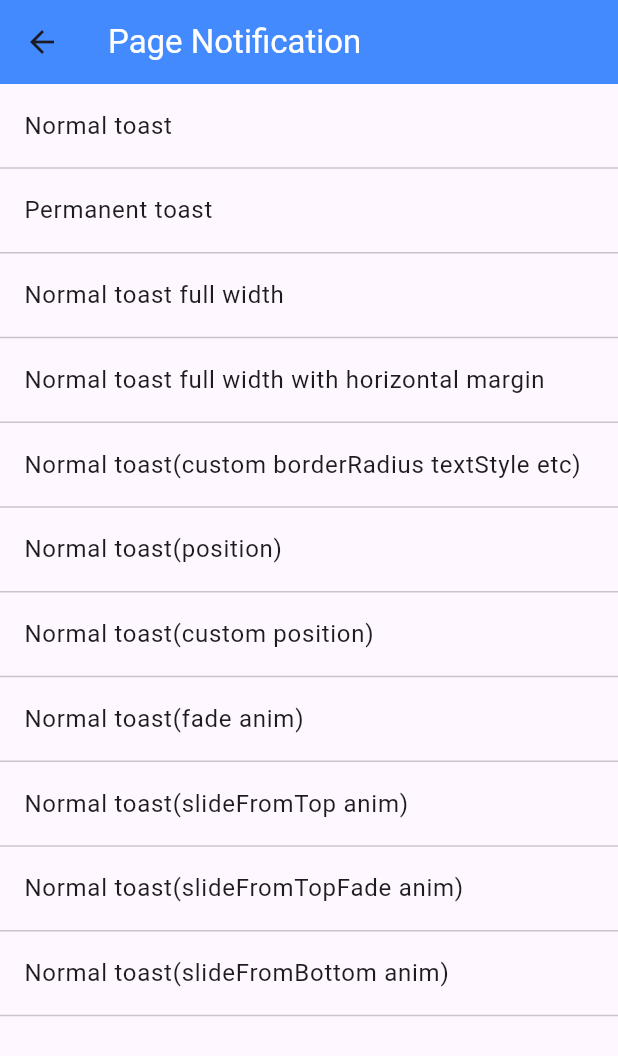
After one commit to Nashwahrz/tugas_flutter, a Flutter app: the screen it shows after launch, after a tap on "Page Notif", on a phone screen of 412 x 824 dp. The commit adds this screen. Shown: the top 1056 px of the screen. Run offline on Flutter 3.47's test engine with Material 3 defaults, Android fonts, the phone set to English and light mode, and no system bars; our stand-ins replace cached_network_image, flutter_styled_toast.

```diff
--- /dev/null
+++ b/lib/Screen/page_notif.dart
@@ -0,0 +1,222 @@
+import 'package:flutter/material.dart';
+import 'package:flutter_styled_toast/flutter_styled_toast.dart';
+
+class PageNotif extends StatelessWidget {
+  const PageNotif({super.key});
+
+
+  @override
+  Widget build(BuildContext context) {
+    return Scaffold(
+      appBar: AppBar(
+        title: Text('Page Notification',
+          style: TextStyle(color: Colors.white),),
+        backgroundColor: Colors.blueAccent,
+      ),
+      body: Center(
+        child: Column(
+          children: [
+            ListTile(
+              title: Text('Normal toast'),
+              onTap: () {
+                showToast('This is toast',
+                    context: context,
+                    axis: Axis.horizontal,
+                    alignment: Alignment.center,
+                    position: StyledToastPosition.bottom);
+              },
+            ),
+            Divider(
+              height: 0.5,
+            ),
+
+            ListTile(
+              title: Text('Permanent toast'),
+              onTap: () {
+                showToast(
+                  'This is a permanent toast',
+                  context: context,
+                  duration: Duration.zero,
+                );
+              },
+            ),
+            Divider(
+              height: 0.5,
+            ),
+            ListTile(
+              title: Text('Normal toast full width'),
+              onTap: () {
+                showToast(
+                  'This is normal',
+                  context: context,
+                  axis: Axis.horizontal,
+                  alignment: Alignment.center,
+                  position: StyledToastPosition.bottom,
+                  borderRadius: BorderRadius.zero,
+                  toastHorizontalMargin: 0,
+                  fullWidth: true,
+                );
+              },
+            ),
+            Divider(
+              height: 0.5,
+            ),
+            ListTile(
+              title: Text('Normal toast full width with horizontal margin'),
+              onTap: () {
+                showToast(
+                  'This is normal',
+                  context: context,
+                  axis: Axis.horizontal,
+                  alignment: Alignment.center,
+                  position: StyledToastPosition.bottom,
+                  toastHorizontalMargin: 20,
+                  fullWidth: true,
+                );
+              },
+            ),
+            Divider(
+              height: 0.5,
+            ),
+            ListTile(
+              title: Text(
+                'Normal toast(custom borderRadius textStyle etc)',
+              ),
+              onTap: () {
+                showToast('This is normal toast',
+                    context: context,
+                    textStyle: TextStyle(fontSize: 20.0, color: Colors.red),
+                    backgroundColor: Colors.yellow,
+                    textPadding:
+                    EdgeInsets.symmetric(vertical: 20.0, horizontal: 30.0),
+                    borderRadius: BorderRadius.vertical(
+                        top: Radius.elliptical(10.0, 20.0),
+                        bottom: Radius.elliptical(10.0, 20.0)),
+                    textAlign: TextAlign.justify,
+                    textDirection: TextDirection.rtl);
+              },
+            ),
+            Divider(
+              height: 0.5,
+            ),
+            ListTile(
+              title: Text(
+                'Normal toast(position)',
+              ),
+              onTap: () {
+                showToast('This is normal toast',
+                    context: context,
+                    alignment: Alignment.center,
+                    position: StyledToastPosition(
+                        align: Alignment.bottomCenter, offset: 20.0));
+              },
+            ),
+            Divider(
+              height: 0.5,
+            ),
+            ListTile(
+              title: Text(
+                'Normal toast(custom position)',
+              ),
+              onTap: () {
+                showToast('This is toast',
+                    context: context,
+                    toastHorizontalMargin: 10.0,
+                    position: StyledToastPosition(
+                        align: Alignment.topLeft, offset: 20.0));
+              },
+            ),
+            Divider(
+              height: 0.5,
+            ),
+            ListTile(
+              title: Text(
+                'Normal toast(fade anim)',
+              ),
+              onTap: () {
+                showToast('This is normal toast with fade animation',
+                    context: context,
+                    animation: StyledToastAnimation.fade,
+                    curve: Curves.linear,
+                    reverseCurve: Curves.linear);
+              },
+            ),
+            Divider(
+              height: 0.5,
+            ),
+            ListTile(
+              title: Text(
+                'Normal toast(slideFromTop anim)',
+              ),
+              onTap: () {
+                showToast('This is normal toast with animation',
+                    context: context,
+                    animation: StyledToastAnimation.slideFromTop,
+                    reverseAnimation: StyledToastAnimation.slideToTop,
+                    position: StyledToastPosition.top,
+                    startOffset: Offset(0.0, -3.0),
+                    reverseEndOffset: Offset(0.0, -3.0),
+                    duration: Duration(seconds: 4),
+                    //Animation duration   animDuration * 2 <= duration
+                    animDuration: Duration(seconds: 1),
+                    curve: Curves.elasticOut,
+                    reverseCurve: Curves.fastOutSlowIn);
+              },
+            ),
+            Divider(
+              height: 0.5,
+            ),
+            ListTile(
+              title: Text(
+                'Normal toast(slideFromTopFade anim)',
+              ),
+              onTap: () {
+                showToast('This is normal toast with animation',
+                    context: context,
+                    animation: StyledToastAnimation.slideFromTopFade,
+                    reverseAnimation: StyledToastAnimation.slideToTopFade,
+                    position: StyledToastPosition(
+                        align: Alignment.topCenter, offset: 0.0),
+                    startOffset: Offset(0.0, -3.0),
+                    reverseEndOffset: Offset(0.0, -3.0),
+                    duration: Duration(seconds: 4),
+                    //Animation duration   animDuration * 2 <= duration
+                    animDuration: Duration(seconds: 1),
+                    curve: Curves.fastLinearToSlowEaseIn,
+                    reverseCurve: Curves.fastOutSlowIn);
+              },
+            ),
+            Divider(
+              height: 0.5,
+            ),
+            ListTile(
+              title: Text(
+                'Normal toast(slideFromBottom anim)',
+              ),
+              onTap: () {
+                showToast('This is normal toast with animation',
+                    context: context,
+                    animation: StyledToastAnimation.slideFromBottom,
+                    reverseAnimation: StyledToastAnimation.slideToBottom,
+                    startOffset: Offset(0.0, 3.0),
+                    reverseEndOffset: Offset(0.0, 3.0),
+                    position: StyledToastPosition.bottom,
+                    duration: Duration(seconds: 4),
+                    //Animation duration   animDuration * 2 <= duration
+                    animDuration: Duration(seconds: 1),
+                    curve: Curves.elasticOut,
+                    reverseCurve: Curves.fastOutSlowIn);
+              },
+            ),
+            Divider(
+              height: 0.5,
+            ),
+
+
+
+          ],
+        ),
+      ),
+    );
+  }
+}
--- a/lib/main.dart
+++ b/lib/main.dart
@@ -3,8 +3,11 @@ import 'package:tugas_mobile/Screen/page_cache_image.dart';
 import 'package:tugas_mobile/Screen/page_dua.dart';
 import 'package:tugas_mobile/Screen/page_empat.dart';
 import 'package:tugas_mobile/Screen/page_gambar.dart';
+import 'package:tugas_mobile/Screen/page_list.dart';
+import 'package:tugas_mobile/Screen/page_notif.dart';
 
 import 'package:tugas_mobile/Screen/page_satu.dart';
+import 'package:tugas_mobile/Screen/page_simple_login.dart';
 import 'package:tugas_mobile/Screen/page_tiga.dart';
 import 'package:tugas_mobile/Screen/page_url_image.dart';
 
@@ -182,6 +185,64 @@ class PageOne extends StatelessWidget {
                 style: TextStyle(fontSize: 14, color: Colors.white),
               ),
             ),
+            MaterialButton(
+              onPressed: () {
+                Navigator.push(
+                  context,
+                  MaterialPageRoute(builder: (context) => PageNotif()),
+                );
+              },
+              color: Colors.brown[900], // Warna tombol
+              shape: RoundedRectangleBorder(
+                borderRadius: BorderRadius.circular(15), // Lengkungan sudut
+              ),
+              elevation: 5, // Efek bayangan default
+              hoverElevation: 12, // Meningkatkan bayangan saat hover (khusus desktop)
+              child: Text(
+                'Page Notif',
+                style: TextStyle(fontSize: 14, color: Colors.white),
+              ),
+            ),
+            MaterialButton(
+              onPressed: () {
+                Navigator.push(
+                  context,
+                  MaterialPageRoute(builder: (context) => PageList()),
+                );
+              },
+              color: Colors.green[900], // Warna tombol
+              shape: RoundedRectangleBorder(
+                borderRadius: BorderRadius.circular(15), // Lengkungan sudut
+              ),
+              elevation: 5, // Efek bayangan default
+              hoverElevation: 12, // Meningkatkan bayangan saat hover (khusus desktop)
+              child: Text(
+                'Page List',
+                style: TextStyle(fontSize: 14, color: Colors.white),
+              ),
+            ),
+
+            MaterialButton(
+              onPressed: () {
+
+                Navigator.push(
+                  context,
+                  MaterialPageRoute(builder: (context) => PageSimpleLogin()),
+                );
+              },
+              color: Colors.red[900], // Warna tombol
+              shape: RoundedRectangleBorder(
+                borderRadius: BorderRadius.circular(15), // Lengkungan sudut
+              ),
+              elevation: 5, // Efek bayangan
+              hoverElevation: 12, // Meningkatkan bayangan saat hover (khusus desktop)
+              child: Text(
+                'Page Login',
+                style: TextStyle(fontSize: 14, color: Colors.white),
+              ),
+            )
+
+
 
 
           ],
--- a/pubspec.yaml
+++ b/pubspec.yaml
@@ -35,6 +35,8 @@ dependencies:
   # Use with the CupertinoIcons class for iOS style icons.
   cupertino_icons: ^1.0.8
   cached_network_image: ^3.4.1
+  flutter_styled_toast: ^2.2.1
+
 
 dev_dependencies:
   flutter_test:
```
Also changed, not shown: lib/Screen/page_get.dart (added, +22 -0 lines), lib/Screen/page_get_login.dart (added, +27 -0 lines), lib/Screen/page_list.dart (added, +35 -0 lines), lib/Screen/page_simple_login.dart (added, +108 -0 lines), pubspec.lock.
